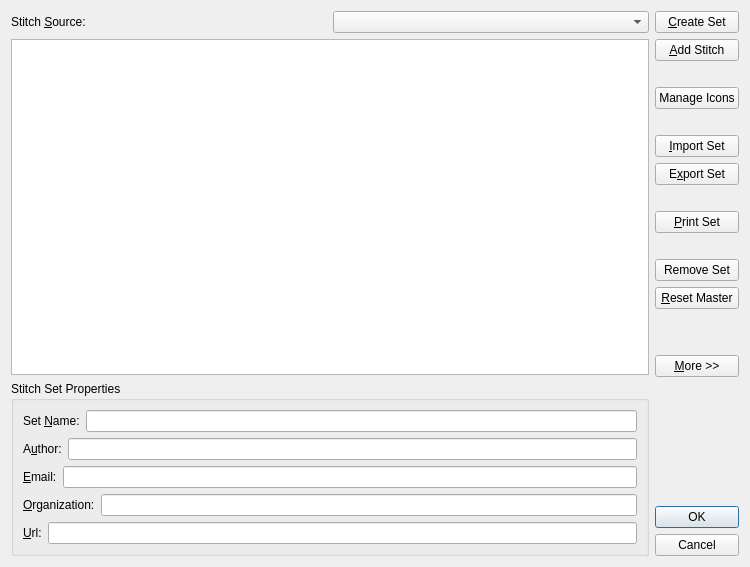
Qt form src/stitchlibrary.ui (iPenguin/CrochetCharts) before a commit.
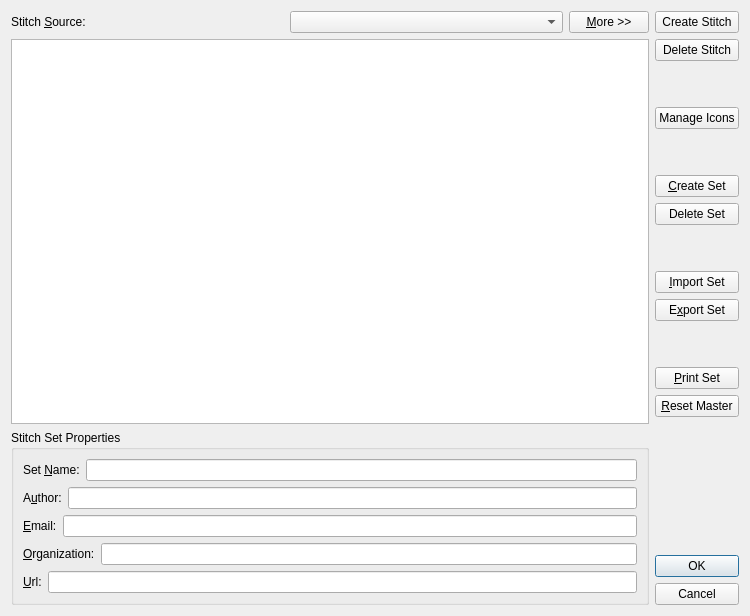
The same form after that commit.

Commit message: Re-arranged buttons in library. added delete stitch button

```diff
--- a/src/stitchlibrary.ui
+++ b/src/stitchlibrary.ui
@@ -7,7 +7,7 @@
     <x>0</x>
     <y>0</y>
     <width>750</width>
-    <height>567</height>
+    <height>616</height>
    </rect>
   </property>
   <property name="sizePolicy">
@@ -37,6 +37,19 @@
        <item>
         <widget class="QComboBox" name="stitchSource"/>
        </item>
+       <item>
+        <widget class="QPushButton" name="moreBttn">
+         <property name="sizePolicy">
+          <sizepolicy hsizetype="Fixed" vsizetype="Fixed">
+           <horstretch>0</horstretch>
+           <verstretch>0</verstretch>
+          </sizepolicy>
+         </property>
+         <property name="text">
+          <string>&amp;More &gt;&gt;</string>
+         </property>
+        </widget>
+       </item>
       </layout>
      </item>
      <item>
@@ -174,17 +187,17 @@
      <property name="rightMargin">
       <number>0</number>
      </property>
-     <item>
-      <widget class="QPushButton" name="createSet">
-       <property name="text">
-        <string>&amp;Create Set</string>
-       </property>
-      </widget>
-     </item>
      <item>
       <widget class="QPushButton" name="addStitch">
        <property name="text">
-        <string>&amp;Add Stitch</string>
+        <string>Create Stitch</string>
+       </property>
+      </widget>
+     </item>
+     <item>
+      <widget class="QPushButton" name="removeStitch">
+       <property name="text">
+        <string>Delete Stitch</string>
        </property>
       </widget>
      </item>
@@ -199,7 +212,7 @@
        <property name="sizeHint" stdset="0">
         <size>
          <width>20</width>
-         <height>20</height>
+         <height>40</height>
         </size>
        </property>
       </spacer>
@@ -222,7 +235,37 @@
        <property name="sizeHint" stdset="0">
         <size>
          <width>20</width>
-         <height>20</height>
+         <height>40</height>
+        </size>
+       </property>
+      </spacer>
+     </item>
+     <item>
+      <widget class="QPushButton" name="createSet">
+       <property name="text">
+        <string>&amp;Create Set</string>
+       </property>
+      </widget>
+     </item>
+     <item>
+      <widget class="QPushButton" name="removeSet">
+       <property name="text">
+        <string>Delete Set</string>
+       </property>
+      </widget>
+     </item>
+     <item>
+      <spacer name="verticalSpacer_3">
+       <property name="orientation">
+        <enum>Qt::Vertical</enum>
+       </property>
+       <property name="sizeType">
+        <enum>QSizePolicy::Maximum</enum>
+       </property>
+       <property name="sizeHint" stdset="0">
+        <size>
+         <width>20</width>
+         <height>40</height>
         </size>
        </property>
       </spacer>
@@ -242,7 +285,7 @@
       </widget>
      </item>
      <item>
-      <spacer name="verticalSpacer_3">
+      <spacer name="verticalSpacer_5">
        <property name="orientation">
         <enum>Qt::Vertical</enum>
        </property>
@@ -252,7 +295,7 @@
        <property name="sizeHint" stdset="0">
         <size>
          <width>20</width>
-         <height>20</height>
+         <height>40</height>
         </size>
        </property>
       </spacer>
@@ -264,29 +307,6 @@
        </property>
       </widget>
      </item>
-     <item>
-      <spacer name="verticalSpacer_5">
-       <property name="orientation">
-        <enum>Qt::Vertical</enum>
-       </property>
-       <property name="sizeType">
-        <enum>QSizePolicy::Maximum</enum>
-       </property>
-       <property name="sizeHint" stdset="0">
-        <size>
-         <width>20</width>
-         <height>20</height>
-        </size>
-       </property>
-      </spacer>
-     </item>
-     <item>
-      <widget class="QPushButton" name="removeSet">
-       <property name="text">
-        <string>Remove Set</string>
-       </property>
-      </widget>
-     </item>
      <item>
       <widget class="QPushButton" name="resetLibrary">
        <property name="text">
@@ -294,35 +314,6 @@
        </property>
       </widget>
      </item>
-     <item>
-      <spacer name="verticalSpacer_6">
-       <property name="orientation">
-        <enum>Qt::Vertical</enum>
-       </property>
-       <property name="sizeType">
-        <enum>QSizePolicy::Maximum</enum>
-       </property>
-       <property name="sizeHint" stdset="0">
-        <size>
-         <width>20</width>
-         <height>40</height>
-        </size>
-       </property>
-      </spacer>
-     </item>
-     <item>
-      <widget class="QPushButton" name="moreBttn">
-       <property name="sizePolicy">
-        <sizepolicy hsizetype="Minimum" vsizetype="Fixed">
-         <horstretch>0</horstretch>
-         <verstretch>0</verstretch>
-        </sizepolicy>
-       </property>
-       <property name="text">
-        <string>&amp;More &gt;&gt;</string>
-       </property>
-      </widget>
-     </item>
      <item>
       <spacer name="verticalSpacer_4">
        <property name="orientation">
```
